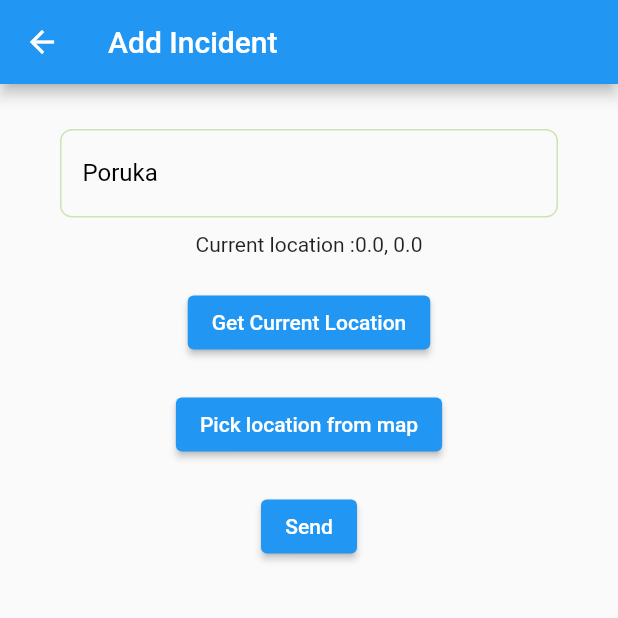
After one commit to JovanSl/Cargo-Bike, a Flutter app: the NewIncidentScreen screen opened directly, on a phone screen of 412 x 824 dp, the top half of it. The commit adds this screen. Run offline on Flutter 3.47's test engine with Material 2 defaults, Android fonts, the phone set to English and light mode, and no system bars; our stand-ins replace bloc, cloud_firestore, equatable, firebase_auth, firebase_core, firebase_storage and 7 more; missing offline and left inert: flutter_map_dragmarker, flutter_map_marker_popup, flutter_osm_plugin; accounts and stored records are empty; generated files the repository leaves out were written again; project files that could hold a hidden picture were left out.

Commit message:
add current location and location picker functionality, and saving location and message to firebase

```diff
--- /dev/null
+++ b/lib/src/features/incidents/bloc/incident_bloc.dart
@@ -0,0 +1,45 @@
+import 'dart:async';
+
+import 'package:bloc/bloc.dart';
+import 'package:equatable/equatable.dart';
+
+import '../../../models/incident.dart';
+import '../../../repositories/incident_repository.dart';
+
+part 'incident_event.dart';
+part 'incident_state.dart';
+
+class IncidentBloc extends Bloc<IncidentEvent, IncidentState> {
+  final IncidentRepository repository;
+  IncidentBloc({required this.repository}) : super(IncidentInitial()) {
+    on<CreateIncidentEvent>(_createIncident);
+    on<GetAllIncidentsEvent>(_getAllIncidents);
+  }
+
+  FutureOr<void> _createIncident(
+      CreateIncidentEvent event, Emitter<IncidentState> emit) async {
+    try {
+      await repository.addIncident(
+        event.incident,
+      );
+      add(GetAllIncidentsEvent());
+    } catch (e) {
+      emit(IncidentErrorState());
+    }
+  }
+
+  FutureOr<void> _getAllIncidents(event, Emitter<IncidentState> emit) async {
+    emit(IncidentLoadingState());
+    List<Incident> allIncidents = [];
+    try {
+      var result = await repository.getAllIncidents();
+      for (var result in result) {
+        allIncidents
+            .add(Incident(message: result.message, location: result.location));
+      }
+      emit(AllIncidentsState(allIncidents));
+    } catch (e) {
+      emit(IncidentErrorState());
+    }
+  }
+}
--- /dev/null
+++ b/lib/src/features/incidents/bloc/incident_event.dart
@@ -0,0 +1,16 @@
+part of 'incident_bloc.dart';
+
+abstract class IncidentEvent extends Equatable {
+  const IncidentEvent();
+
+  @override
+  List<Object> get props => [];
+}
+
+class CreateIncidentEvent extends IncidentEvent {
+  final Incident incident;
+
+  const CreateIncidentEvent(this.incident);
+}
+
+class GetAllIncidentsEvent extends IncidentEvent {}
--- /dev/null
+++ b/lib/src/features/incidents/bloc/incident_state.dart
@@ -0,0 +1,20 @@
+part of 'incident_bloc.dart';
+
+abstract class IncidentState extends Equatable {
+  const IncidentState();
+
+  @override
+  List<Object> get props => [];
+}
+
+class IncidentInitial extends IncidentState {}
+
+class AllIncidentsState extends IncidentState {
+  final List<Incident> allIncidents;
+
+  const AllIncidentsState(this.allIncidents);
+}
+
+class IncidentLoadingState extends IncidentState {}
+
+class IncidentErrorState extends IncidentState {}
--- /dev/null
+++ b/lib/src/features/new_incident/new_incident_screen.dart
@@ -0,0 +1,105 @@
+import 'package:cargo_bike/src/components/input_field_component.dart';
+import 'package:cargo_bike/src/features/new_incident/components/location_picker_map.dart';
+import 'package:flutter/material.dart';
+import 'package:flutter_bloc/flutter_bloc.dart';
+import 'package:location/location.dart' as lokacija;
+
+import '../../models/incident.dart';
+import '../../models/location.dart';
+import '../incidents/bloc/incident_bloc.dart';
+
+class NewIncidentScreen extends StatefulWidget {
+  static const routeName = '/new_incident';
+  const NewIncidentScreen({Key? key}) : super(key: key);
+
+  @override
+  State<NewIncidentScreen> createState() => _NewIncidentScreenState();
+}
+
+class _NewIncidentScreenState extends State<NewIncidentScreen> {
+  final TextEditingController message = TextEditingController();
+  double? lng = 0, lat = 0;
+  Location pickedLocation = Location(lat: 0, lng: 0);
+  @override
+  Widget build(BuildContext context) {
+    lokacija.Location location = lokacija.Location();
+    bool _serviceEnabled = false;
+    lokacija.PermissionStatus _permissionGranted;
+    lokacija.LocationData _locationData;
+    return Scaffold(
+      appBar: AppBar(
+        title: const Text('Add Incident'),
+        automaticallyImplyLeading: true,
+      ),
+      body: SizedBox(
+        child: Column(
+          children: <Widget>[
+            const SizedBox(height: 20),
+            InputFieldComponent(
+              lable: 'Poruka',
+              controller: message,
+            ),
+            Text("Current location :" + lat.toString() + ", " + lng.toString()),
+            const SizedBox(height: 20),
+            ElevatedButton(
+                onPressed: () async {
+                  _serviceEnabled = await location.serviceEnabled();
+                  if (!_serviceEnabled) {
+                    _serviceEnabled = await location.requestService();
+                    if (!_serviceEnabled) {
+                      return;
+                    }
+                  }
+
+                  _permissionGranted = await location.hasPermission();
+                  if (_permissionGranted == lokacija.PermissionStatus.denied) {
+                    _permissionGranted = await location.requestPermission();
+                    if (_permissionGranted !=
+                        lokacija.PermissionStatus.granted) {
+                      return;
+                    }
+                  }
+
+                  _locationData = await location.getLocation();
+                  setState(() {
+                    lng = _locationData.longitude;
+                    lat = _locationData.latitude;
+                  });
+                },
+                child: const Text('Get Current Location')),
+            const SizedBox(height: 20),
+            ElevatedButton(
+                onPressed: () async {
+                  final pickedLocation = await Navigator.push(
+                    context,
+                    MaterialPageRoute(
+                        builder: (context) => const LocationPickerMap()),
+                  );
+                  setState(() {
+                    lng = pickedLocation.lng;
+                    lat = pickedLocation.lat;
+                  });
+                },
+                child: const Text('Pick location from map')),
+            const SizedBox(height: 20),
+            ElevatedButton(
+                onPressed: () {
+                  context.read<IncidentBloc>().add(
+                        CreateIncidentEvent(
+                          Incident(
+                              location: Location(
+                                lng: lng ?? 0,
+                                lat: lat ?? 0,
+                              ),
+                              message: message.text),
+                        ),
+                      );
+                  Navigator.pop(context);
+                },
+                child: const Text('Send'))
+          ],
+        ),
+      ),
+    );
+  }
+}
--- /dev/null
+++ b/lib/src/models/incident.dart
@@ -0,0 +1,25 @@
+import 'package:cargo_bike/src/models/location.dart';
+import 'package:cloud_firestore/cloud_firestore.dart';
+
+class Incident {
+  final String message;
+  final Location location;
+
+  Incident({required this.message, required this.location});
+
+  factory Incident.fromMap(Map<String, dynamic> json) => Incident(
+      message: json['message'], location: Location.fromMap(json['location']));
+
+  Map<String, dynamic> toJson() {
+    return {
+      'message': message,
+      'location': location.toJson(),
+    };
+  }
+
+  factory Incident.fromSnapshot(DocumentSnapshot snapshot) {
+    return Incident(
+        message: snapshot['message'],
+        location: Location.fromMap(snapshot['location']));
+  }
+}
--- /dev/null
+++ b/lib/src/repositories/incident_repository.dart
@@ -0,0 +1,26 @@
+import 'package:cargo_bike/src/models/location.dart';
+import 'package:cloud_firestore/cloud_firestore.dart';
+
+import '../models/incident.dart';
+
+class IncidentRepository {
+  final _incidents = FirebaseFirestore.instance.collection('incidents');
+  Future<void> addIncident(Incident incident) {
+    return _incidents.doc().set(Incident(
+            location: Location(
+                lng: incident.location.lng, lat: incident.location.lat),
+            message: incident.message.toString())
+        .toJson());
+  }
+
+  Future<List<Incident>> getAllIncidents() async {
+    List<Incident> allIncidents = [];
+    var result = await _incidents.get();
+    try {
+      allIncidents = result.docs.map((e) => Incident.fromSnapshot(e)).toList();
+      return allIncidents;
+    } catch (e) {
+      rethrow;
+    }
+  }
+}
```
Also changed, not shown: lib/src/app.dart (+12 -0 lines), lib/src/features/incidents/incidents_screen.dart (+68 -74 lines), lib/src/features/new_incident/components/location_picker_map.dart (added, +65 -0 lines), pubspec.yaml (+4 -3 lines), lib/src/features/incidents/components/map_popup.dart (renamed from lib/src/features/incidents/components/map_popuo.dart), pubspec.lock, 2 other files.
